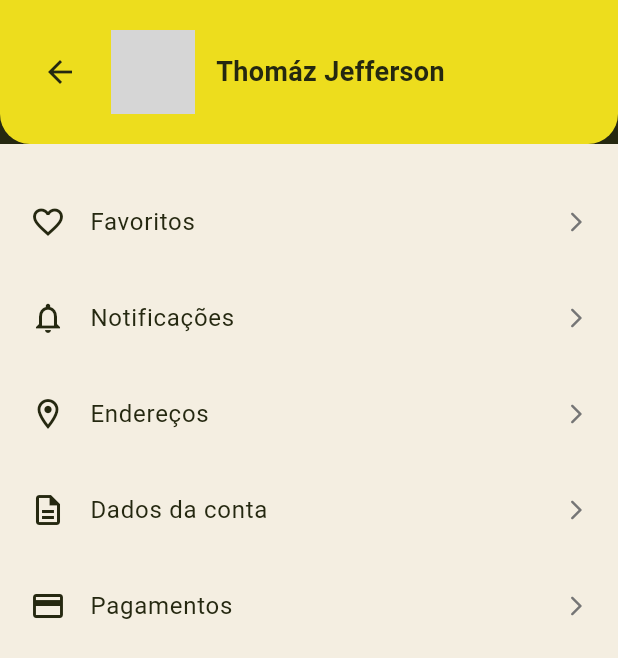
After one commit to thomazataidys/Cardapio-, a Flutter app: the ProfileScreen screen opened by its route, on a phone screen of 412 x 824 dp. The commit adds this screen. Shown: the top 658 px of the screen. Run offline on Flutter 3.47's test engine with Material 3 defaults, Android fonts, the phone set to English and light mode, and no system bars; Roboto replaces fonts that are missing (Montserrat); grey boxes are pictures that could not be loaded.

Commit message:
criação do perfil e routes no arquivo main

```diff
--- a/lib/main.dart
+++ b/lib/main.dart
@@ -1,4 +1,5 @@
 import 'package:appmaisgostoso/screens/home_screen.dart';
+import 'package:appmaisgostoso/screens/perfil_screen.dart';
 import 'package:appmaisgostoso/screens/splash_screen.dart';
 import 'package:flutter/material.dart';
 
@@ -19,6 +20,7 @@ class MaisGostoso extends StatelessWidget {
       routes: {
         '/': (context) => const SplashScreen(),
         '/home': (context) => const HomeScreen(),
+        '/profile': (context) => const ProfileScreen(),
       },
     );
   }
--- /dev/null
+++ b/lib/screens/perfil_screen.dart
@@ -0,0 +1,118 @@
+import 'package:flutter/material.dart';
+
+class ProfileScreen extends StatelessWidget {
+  const ProfileScreen({super.key});
+
+  @override
+  Widget build(BuildContext context) {
+    return Scaffold(
+      backgroundColor: const Color(0xFF252810), // Fundo externo preto
+      body: SafeArea(
+        child: Column(
+          children: [
+            // Cabeçalho amarelo com avatar e nome
+            Container(
+              decoration: const BoxDecoration(
+                color: Color(0xFFEDDD1D),
+                borderRadius: BorderRadius.vertical(
+                  bottom: Radius.circular(20),
+                ),
+              ),
+              padding: const EdgeInsets.symmetric(horizontal: 16, vertical: 20),
+              child: Row(
+                children: [
+                  IconButton(
+                    icon: const Icon(Icons.arrow_back),
+                    color: Color(0xFF252810),
+                    onPressed: () {
+                      Navigator.pop(context);
+                    },
+                  ),
+                  const SizedBox(width: 10),
+                  const CircleAvatar(
+                    radius: 28,
+                    backgroundImage: AssetImage('assets/images/user.jpg'),
+                  ),
+                  const SizedBox(width: 14),
+                  const Text(
+                    'Thomáz Jefferson',
+                    style: TextStyle(
+                      fontSize: 18,
+                      fontFamily: 'Montserrat',
+                      fontWeight: FontWeight.w600,
+                      color: Color(0xFF252810),
+                    ),
+                  ),
+                ],
+              ),
+            ),
+
+            // Lista de itens
+            Expanded(
+              child: Container(
+                color: const Color(0xFFF4EEE1),
+                padding: const EdgeInsets.symmetric(vertical: 20),
+                child: ListView(
+                  children: const [
+                    ProfileItem(
+                      icon: Icons.favorite_border,
+                      label: 'Favoritos',
+                    ),
+                    ProfileItem(
+                      icon: Icons.notifications_none,
+                      label: 'Notificações',
+                    ),
+                    ProfileItem(
+                      icon: Icons.location_on_outlined,
+                      label: 'Endereços',
+                    ),
+                    ProfileItem(
+                      icon: Icons.description_outlined,
+                      label: 'Dados da conta',
+                    ),
+                    ProfileItem(
+                      icon: Icons.credit_card_outlined,
+                      label: 'Pagamentos',
+                    ),
+                  ],
+                ),
+              ),
+            ),
+          ],
+        ),
+      ),
+    );
+  }
+}
+
+class ProfileItem extends StatelessWidget {
+  final IconData icon;
+  final String label;
+
+  const ProfileItem({
+    super.key,
+    required this.icon,
+    required this.label,
+  });
+
+  @override
+  Widget build(BuildContext context) {
+    return ListTile(
+      leading: Icon(icon, color: Color(0xFF252810)),
+      title: Text(
+        label,
+        style: const TextStyle(
+          fontSize: 16,
+          fontFamily: 'Montserrat',
+          color: Color(0xFF252810),
+        ),
+      ),
+      trailing: const Icon(Icons.arrow_forward_ios_rounded,
+          size: 16, color: Color(0xFF757575)),
+      onTap: () {
+        // Ação ao tocar
+      },
+      contentPadding: const EdgeInsets.symmetric(horizontal: 20, vertical: 4),
+    );
+  }
+}
```
